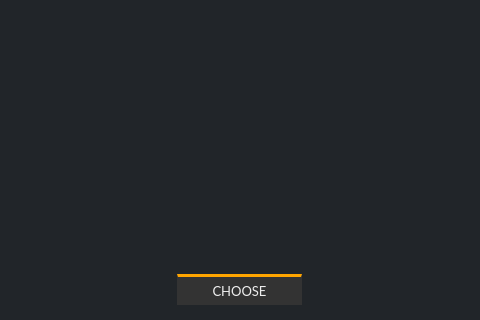
Qt form src/gui/ui/addressbookdialog.ui (ConcealNetwork/conceal-desktop) before a commit; both pictures show x 134 to 614 and y 205 to 525 of the 747 by 525 pixel window.
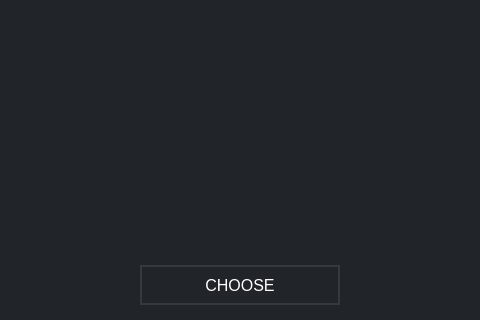
The same form after that commit.

Diff of the .ui file:
```diff
--- a/src/gui/ui/addressbookdialog.ui
+++ b/src/gui/ui/addressbookdialog.ui
@@ -65,22 +65,17 @@
       <widget class="QPushButton" name="m_okButton">
        <property name="minimumSize">
         <size>
-         <width>125</width>
-         <height>31</height>
+         <width>200</width>
+         <height>40</height>
         </size>
        </property>
        <property name="font">
         <font>
-         <family>Lato</family>
          <pointsize>-1</pointsize>
         </font>
        </property>
        <property name="styleSheet">
-        <string notr="true">color: #eee; 
-background-color: #333; 
-border-top: 3px solid orange; 
-font-size: 13px;
-font-family: Lato;</string>
+        <string notr="true">color: white; border: 2px solid #343a40; font-size: 16px;</string>
        </property>
        <property name="text">
         <string>CHOOSE</string>
```
